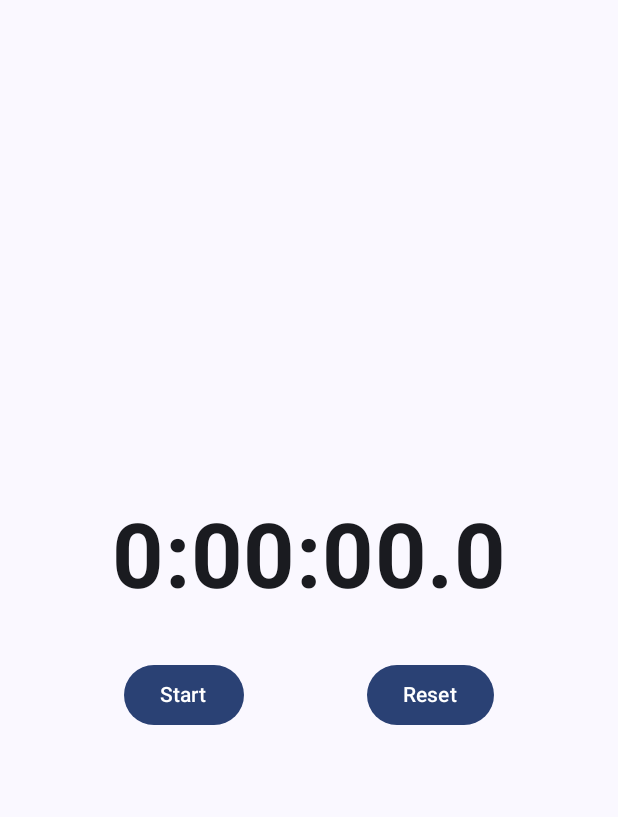
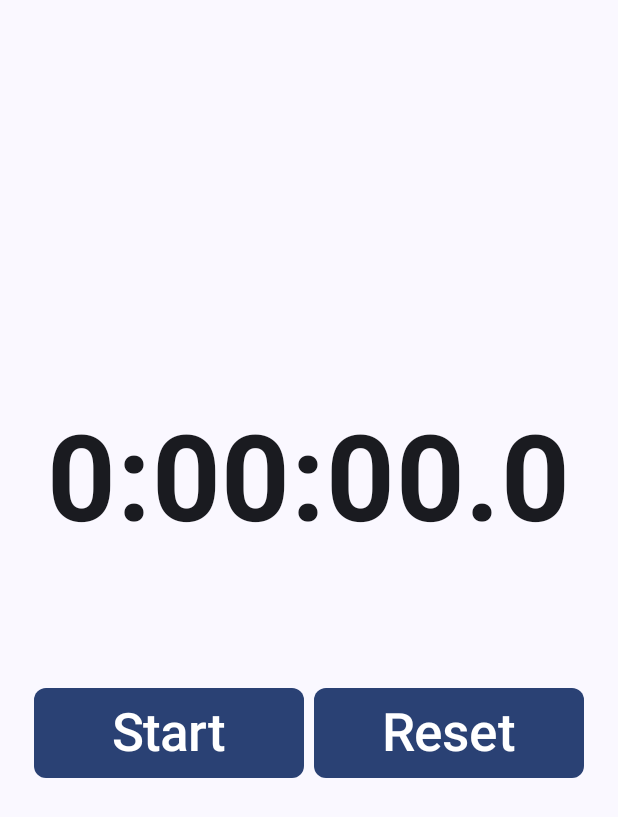
Before and after one commit to scottysyntax/stopwatchapp, an Android app built with Jetpack Compose: the screen it shows after launch (MainActivity), on a phone screen of 412 x 824 dp. Shown: the top 817 px of the screen. Run offline under Robolectric (Android 15) with nearby library versions, the phone set to English and light mode, and no system bars.

Commit message:
button/font changes

```diff
--- a/app/src/main/java/com/example/stopwatchapp/MainActivity.kt
+++ b/app/src/main/java/com/example/stopwatchapp/MainActivity.kt
@@ -11,6 +11,7 @@ import androidx.compose.material3.Text
 import androidx.compose.runtime.*
 import androidx.compose.ui.Alignment
 import androidx.compose.ui.Modifier
+import androidx.compose.ui.layout.ModifierLocalBeyondBoundsLayout
 import androidx.compose.ui.text.font.FontWeight
 import androidx.compose.ui.tooling.preview.Preview
 import androidx.compose.ui.unit.dp
@@ -18,6 +19,7 @@ import androidx.compose.ui.unit.sp
 import com.example.stopwatchapp.ui.theme.StopwatchappTheme
 import kotlinx.coroutines.delay
 import java.util.concurrent.TimeUnit
+import androidx.compose.foundation.shape.RoundedCornerShape
 
 // This runs everything
 class MainActivity : ComponentActivity() {
@@ -65,33 +67,48 @@ fun StopwatchScreen() {
         // Sets the font attributes for the numbers
         Text(
             text = formatTime(elapsedTimeInMillis   ),
-            fontSize = 60.sp,
+            fontSize = 80.sp,
             fontWeight = FontWeight.Bold,
-            modifier = Modifier.padding(bottom = 32.dp)
+            modifier = Modifier.padding(bottom = 60.dp)
         )
 
         // Button row
         Row(
             horizontalArrangement = Arrangement.SpaceEvenly,
-            modifier = Modifier.fillMaxWidth()
+            modifier = Modifier
+                .fillMaxWidth()
+                .padding(horizontal = 16.dp, vertical = 32.dp)
         ) {
             // Change the Start button display to Pause, Resume, or Start, depending.
-            Button(onClick = { isRunning = !isRunning }) {
+            Button(
+                onClick = { isRunning = !isRunning },
+                modifier = Modifier
+                    .width(180.dp)
+                    .height(60.dp),
+                shape = RoundedCornerShape(8.dp)
+            ) {
                 Text(
                     text = when {
                         isRunning -> "Pause"
                         elapsedTimeInMillis > 0L -> "Resume"
                         else -> "Start"
-                    }
+                    },
+                    fontSize=35.sp
                 )
             }
 
             //Reset button
-            Button(onClick = {
-                isRunning = false
-                elapsedTimeInMillis = 0
-            }) {
-                Text("Reset")
+            Button(
+                    onClick = {
+                        isRunning = false
+                        elapsedTimeInMillis = 0
+                    },
+                    modifier = Modifier
+                        .width(180.dp)
+                        .height(60.dp),
+                    shape = RoundedCornerShape(8.dp)
+            ) {
+                Text("Reset", fontSize=35.sp)
             }
         } // end Button Row
     } //end Main Column
--- a/app/src/main/java/com/example/stopwatchapp/ui/theme/Theme.kt
+++ b/app/src/main/java/com/example/stopwatchapp/ui/theme/Theme.kt
@@ -1,6 +1,6 @@
 package com.example.stopwatchapp.ui.theme
 
-import android.app.Activity
+//import android.app.Activity
 import android.os.Build
 import androidx.compose.foundation.isSystemInDarkTheme
 import androidx.compose.material3.MaterialTheme
```
